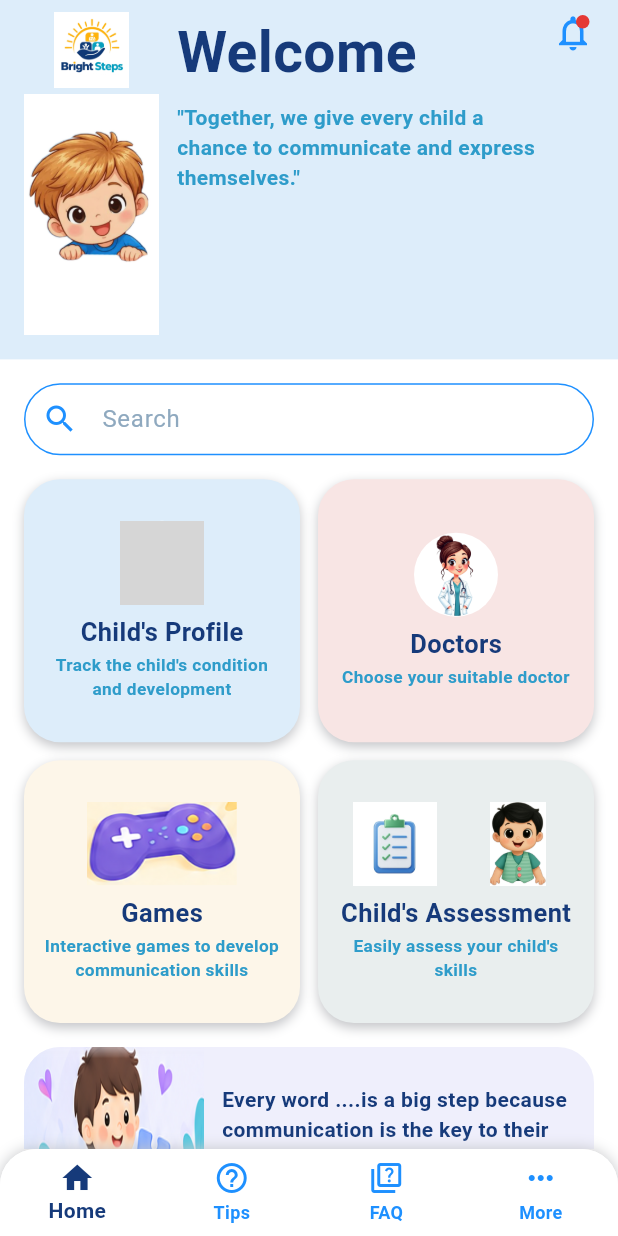
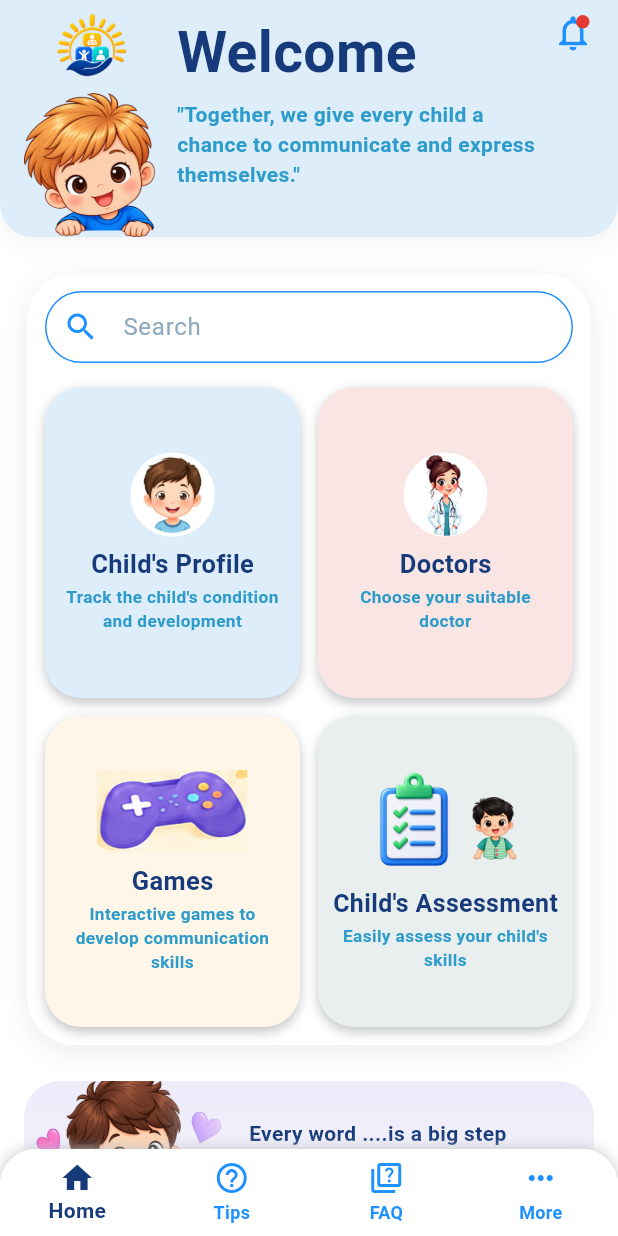
Before and after one commit to salma15122004-cmd/android_test, a Flutter app: the HomeScreen screen opened directly, on a phone screen of 412 x 824 dp. Run offline on Flutter 3.47's test engine with Material 3 defaults, Android fonts, the phone set to English and light mode, and no system bars; our stand-ins replace shared_preferences; accounts and stored records are empty; grey boxes are pictures that could not be loaded.

Commit message:
Update home screen

```diff
--- a/lib/main.dart
+++ b/lib/main.dart
@@ -1,8 +1,7 @@
 import 'package:flutter/material.dart';
-
 import 'constants/app_colors.dart';
-import 'screens/splash_screen.dart';
-
+//import 'screens/splash_screen.dart';
+import 'screens/home_screen.dart';
 void main() {
   runApp(const BrightStepsApp());
 }
@@ -19,7 +18,7 @@ class BrightStepsApp extends StatelessWidget {
         useMaterial3: true,
         colorScheme: ColorScheme.fromSeed(seedColor: AppColors.blue),
       ),
-      home: const SplashScreen(),
+      home: const HomeScreen (),
     );
   }
 }
--- a/lib/screens/home_screen.dart
+++ b/lib/screens/home_screen.dart
@@ -19,7 +19,7 @@ class _HomeScreenState extends State<HomeScreen> {
     HomeItem(
       title: "Child's Profile",
       subtitle: "Track the child's condition and development",
-      image: 'assets_img/img.1png',
+      image: 'assets_img/img.1.png',
       color: cardBlue,
       circleImage: true,
     ),
@@ -40,7 +40,7 @@ class _HomeScreenState extends State<HomeScreen> {
       title: "Child's Assessment",
       subtitle: "Easily assess your child's skills",
       image: 'assets_img/list.png',
-      secondimage:'assets_img/boy2.png',
+      secondimage:'assets_img/boy.assest.png',
       color: lightGray,
     ),
   ];
@@ -57,20 +57,45 @@ class _HomeScreenState extends State<HomeScreen> {
               padding: const EdgeInsets.all(16),
               child: Column(
                 children: [
+                  Container(
+                    margin: const EdgeInsets.symmetric(
+                      horizontal: 2,
+                      vertical: 8,
+                    ),
+                    padding: const EdgeInsets.all(12),
+                    decoration: BoxDecoration(
+                      color: white,
+                      borderRadius: BorderRadius.circular(32),
+                      boxShadow: [
+                        BoxShadow(
+                          color: shadow.withValues(alpha: 0.30),
+                          blurRadius: 14,
+                          spreadRadius: 1,
+                          offset: const Offset(0, 4),
+                        ),
+                      ],
+                    ),
+                    child: Column(
+                      children: [
                         const _HomeSearchBar(),
                         const SizedBox(height: 16),
                         GridView.builder(
                           shrinkWrap: true,
                           physics: const NeverScrollableScrollPhysics(),
                           itemCount: _items.length,
-                    gridDelegate: const SliverGridDelegateWithFixedCrossAxisCount(
+                          gridDelegate:
+                          const SliverGridDelegateWithFixedCrossAxisCount(
                             crossAxisCount: 2,
                             mainAxisSpacing: 12,
                             crossAxisSpacing: 12,
-                      childAspectRatio: 1.05,
+                            childAspectRatio: 0.82,
                           ),
                           itemBuilder: (_, i) => HomeCard(item: _items[i]),
                         ),
+                      ],
+                    ),
+                  ),
+
                   const SizedBox(height: 16),
                   const _HomeBanner(),
                   const SizedBox(height: 20),
@@ -97,6 +122,7 @@ class _HomeScreenState extends State<HomeScreen> {
   }
 }
 
+
 // ---------------- الهيدر ----------------
 class _HomeHeader extends StatelessWidget {
   const _HomeHeader();
@@ -104,19 +130,37 @@ class _HomeHeader extends StatelessWidget {
   @override
   Widget build(BuildContext context) {
     return Container(
+      decoration: BoxDecoration(
+        borderRadius: const BorderRadius.vertical(
+          bottom: Radius.circular(22),
+        ),
+        boxShadow: [
+          BoxShadow(
+            color: shadow.withValues(alpha: 0.18),
+            blurRadius: 12,
+            spreadRadius: 1,
+            offset: const Offset(0, 4),
+          ),
+        ],
+      ),
+      child: ClipRRect(
+        borderRadius: const BorderRadius.vertical(
+          bottom: Radius.circular(22),
+        ),
+        child: Container(
           color: cardBlue,
           child: SafeArea(
             bottom: false,
             child: Padding(
-          padding: const EdgeInsets.fromLTRB(16, 8, 16, 16),
+              padding: const EdgeInsets.fromLTRB(16, 8, 16, 0),
               child: Row(
                 crossAxisAlignment: CrossAxisAlignment.start,
                 children: [
                   Column(
                     children: [
-                  Image.asset('assets_img/logo.png', width: 50),
+                      Image.asset('assets_img/logo2.png', width: 50),
                       const SizedBox(height: 4),
-                  Image.asset('assets_img/kid1.png', width: 90),
+                      Image.asset('assets_img/boy.head.png', width: 90),
                     ],
                   ),
                   const SizedBox(width: 12),
@@ -132,7 +176,7 @@ class _HomeHeader extends StatelessWidget {
                             color: navy,
                           ),
                         ),
-                    SizedBox(height: 6),
+                        SizedBox(height: 4),
                         Text(
                           '"Together, we give every child a chance to communicate and express themselves."',
                           style: TextStyle(
@@ -146,7 +190,11 @@ class _HomeHeader extends StatelessWidget {
                   ),
                   Stack(
                     children: [
-                  const Icon(Icons.notifications_none, color: blue, size: 28),
+                      const Icon(
+                        Icons.notifications_none,
+                        color: blue,
+                        size: 28,
+                      ),
                       Positioned(
                         top: 2,
                         right: 3,
@@ -165,9 +213,12 @@ class _HomeHeader extends StatelessWidget {
               ),
             ),
           ),
+        ),
+      ),
     );
   }
 }
+
 
 // ---------------- شريط البحث ----------------
 class _HomeSearchBar extends StatelessWidget {
@@ -194,25 +245,46 @@ class _HomeSearchBar extends StatelessWidget {
   }
 }
 
-// ---------------- البانر ----------------
+//  البانر
 class _HomeBanner extends StatelessWidget {
   const _HomeBanner();
 
   @override
   Widget build(BuildContext context) {
-    return Container(
-      decoration: BoxDecoration(
-        color: lightPurple,
+    return ClipRRect(
       borderRadius: BorderRadius.circular(24),
+      child: Container(
+          decoration: const BoxDecoration(
+            gradient: LinearGradient(
+              begin: Alignment.topCenter,
+              end: Alignment.bottomCenter,
+              colors: [
+                Color(0xFFEDEBFA),
+                Color(0xFFF2F0FA),
+                Color(0xFFF8F7FC),
+                Colors.white,
+              ],
+              stops: [0.0, 0.45, 0.75, 1.0],
+            ),
           ),
         child: Row(
           children: [
-          ClipRRect(
-            borderRadius: const BorderRadius.horizontal(left: Radius.circular(24)),
-            child: Image.asset('assets_img/banner.png',
-                width: 120, height: 110, fit: BoxFit.cover),
+            // الصورة بتتلاشى ناحية اليمين
+            ShaderMask(
+              shaderCallback: (rect) => const LinearGradient(
+                begin: Alignment.centerLeft,
+                end: Alignment.centerRight,
+                colors: [Colors.black, Colors.black, Colors.transparent],
+                stops: [0.0, 0.6, 1.0],
+              ).createShader(rect),
+              blendMode: BlendMode.dstIn,
+              child: Image.asset(
+                'assets_img/banner2.png',
+                width: 150,
+                height: 110,
+                fit: BoxFit.cover,
               ),
-          const SizedBox(width: 12),
+            ),
             const Expanded(
               child: Padding(
                 padding: EdgeInsets.only(right: 12),
@@ -228,6 +300,7 @@ class _HomeBanner extends StatelessWidget {
             ),
           ],
         ),
+      ),
     );
   }
 }
--- a/lib/screens/kids_profile_screen.dart
+++ b/lib/screens/kids_profile_screen.dart
@@ -1,5 +1,4 @@
 import 'package:flutter/material.dart';
-
 import '../constants/app_colors.dart';
 import '../models/child_profile.dart';
 import '../services/service_locator.dart';
--- a/lib/widgets/home_card.dart
+++ b/lib/widgets/home_card.dart
@@ -31,19 +31,24 @@ class HomeCard extends StatelessWidget {
   Widget _buildImage() {
     if (item.secondimage != null) {
       return SizedBox(
-        height: 56,
+        height: 70,
         child: Row(
           mainAxisAlignment: MainAxisAlignment.center,
+          crossAxisAlignment: CrossAxisAlignment.start,
+          mainAxisSize: MainAxisSize.min,
           children: [
-            Expanded(
-              child: Image.asset(
-                item.image,
-                fit: BoxFit.contain,
-              ),
+            Image.asset(
+              item.image,
+              width: 65,
+              height: 65,
+              fit: BoxFit.contain,
             ),
-            Expanded(
+            Padding(
+              padding: const EdgeInsets.only(top: 17),
               child: Image.asset(
                 item.secondimage!,
+                width: 42,
+                height: 42,
                 fit: BoxFit.contain,
               ),
             ),
```
Also changed, not shown: assets_img/banner2.png (added), assets_img/boy.assest.png (added), assets_img/boy.head.png (added), assets_img/boy2.png (deleted), assets_img/kid1.png (deleted), assets_img/list.png, assets_img/logo2.png (added). Lines whose indentation alone changed are shown as unchanged.
